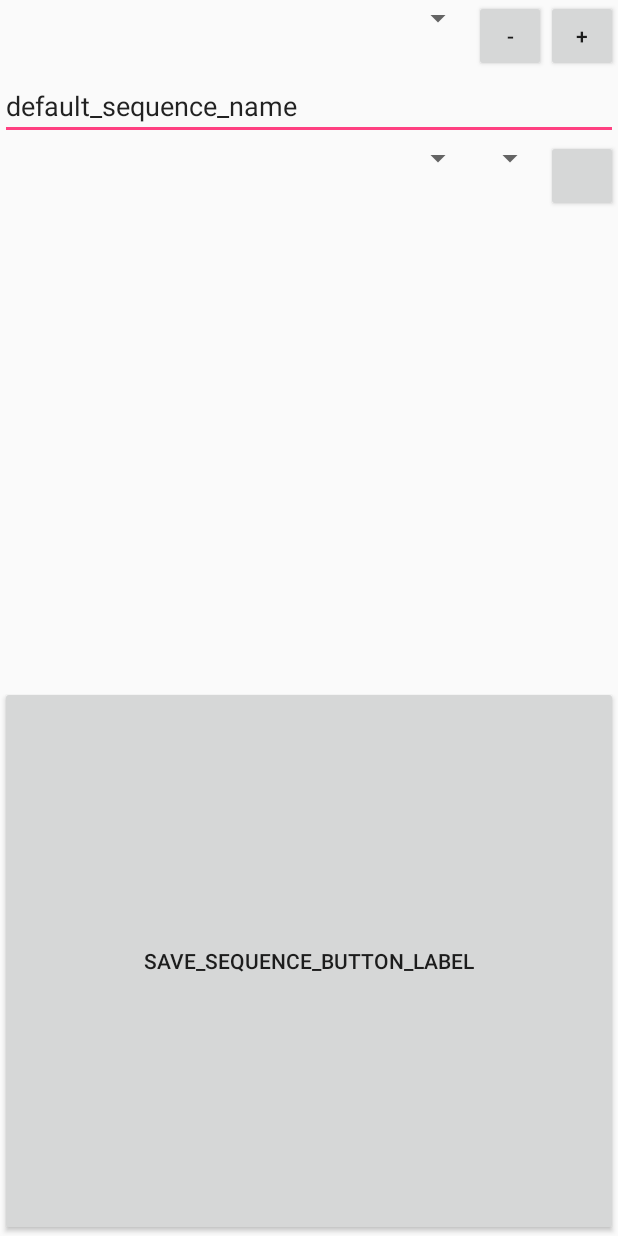
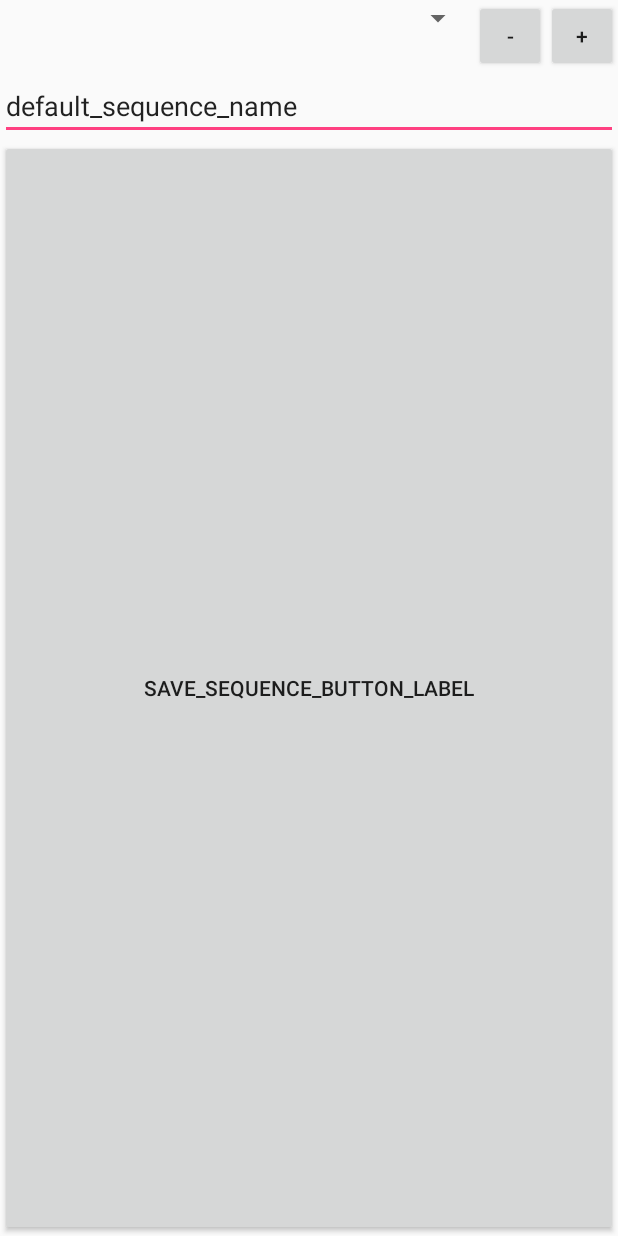
Before and after one commit to nicomanel/metronomeApp, an Android app: the layout activity_sequence_editor.xml on its own in the app's theme, with its tools: preview values and no code run, on a phone screen of 412 x 824 dp. Run offline under Robolectric (Android 15) with nearby library versions, the phone set to English and light mode, and no system bars.

Commit message:
implementing SequenceEditor

```diff
--- a/app/src/main/res/layout/activity_bar_editor.xml
+++ b/app/src/main/res/layout/activity_bar_editor.xml
@@ -16,13 +16,13 @@
         android:weightSum="1">
 
         <com.doumdoum.nmanel.metronome.ui.BarsSpinner
-            android:id="@+id/sequencesSpinnerId"
+            android:id="@+id/barsSpinnerId"
             android:layout_width="wrap_content"
             android:layout_height="wrap_content"
             android:layout_weight="1" />
 
         <Button
-            android:id="@+id/removeSequenceButtonId"
+            android:id="@+id/removeBarButtonId"
             android:layout_width="48dp"
             android:layout_height="wrap_content"
             android:onClick="removeSequenceAction"
--- a/app/src/main/res/layout/activity_metronome.xml
+++ b/app/src/main/res/layout/activity_metronome.xml
@@ -220,7 +220,7 @@
                 <Button
                     android:layout_width="48dp"
                     android:layout_height="match_parent"
-                    android:onClick="openLoopEditor"
+                    android:onClick="openSequenceEditorAction"
                     android:text="..." />
             </LinearLayout>
 
--- a/app/src/main/res/layout/activity_sequence_editor.xml
+++ b/app/src/main/res/layout/activity_sequence_editor.xml
@@ -13,18 +13,21 @@
         android:orientation="horizontal"
         android:weightSum="1">
 
-        <Spinner
+        <com.doumdoum.nmanel.metronome.ui.SequencesSpinner
+            android:id="@+id/sequencesEditorSpinnerId"
             android:layout_width="wrap_content"
             android:layout_height="wrap_content"
             android:layout_weight="1" />
 
         <Button
+            android:id="@+id/removeBarButtonId"
             android:layout_width="48dp"
             android:layout_height="48dp"
             android:onClick="removeSequenceAction"
             android:text="@string/minus_sign" />
 
         <Button
+            android:id="@+id/createNewSequenceButtonId"
             android:layout_width="48dp"
             android:layout_height="48dp"
             android:onClick="createNewSequenceAction"
@@ -32,38 +35,12 @@
     </LinearLayout>
 
     <EditText
-        android:id="@+id/sequenceEditorNameValue"
+        android:id="@+id/sequenceEditorNameValueId"
         android:layout_width="match_parent"
         android:layout_height="wrap_content"
         android:text="@string/new_sequence" />
 
-    <LinearLayout
-        android:layout_width="match_parent"
-        android:layout_height="wrap_content"
-        android:orientation="horizontal"
-        android:weightSum="1">>
 
-        <com.doumdoum.nmanel.metronome.ui.BarsSpinner
-            android:id="@+id/sbarAndSequencesChoiceSpinnerId"
-            android:layout_width="wrap_content"
-            android:layout_height="wrap_content"
-            android:layout_weight="1" />
-
-        <Spinner
-            android:id="@+id/iterationNumberSpinnerId"
-            android:layout_width="48dp"
-            android:layout_height="wrap_content" />
-
-        <Button
-            android:layout_width="48dp"
-            android:layout_height="wrap_content"
-            android:onClick="addToSequenceAction" />
-    </LinearLayout>
-
-    <com.doumdoum.nmanel.metronome.ui.SequenceView
-        android:id="@+id/sequenceListViewId"
-        android:layout_width="match_parent"
-        android:layout_height="316dp" />
 
     <Button
         style="@style/Widget.AppCompat.Button"
```
Also changed, not shown: app/src/main/java/com/doumdoum/nmanel/metronome/MetronomeActivity.java (+5 -5 lines), app/src/main/java/com/doumdoum/nmanel/metronome/SequenceEditorActivity.java (+6 -13 lines), app/src/main/java/com/doumdoum/nmanel/metronome/ui/SequenceEditor.java (added, +16 -0 lines), app/src/main/res/layout/sequence_editor.xml (added, +34 -0 lines).
